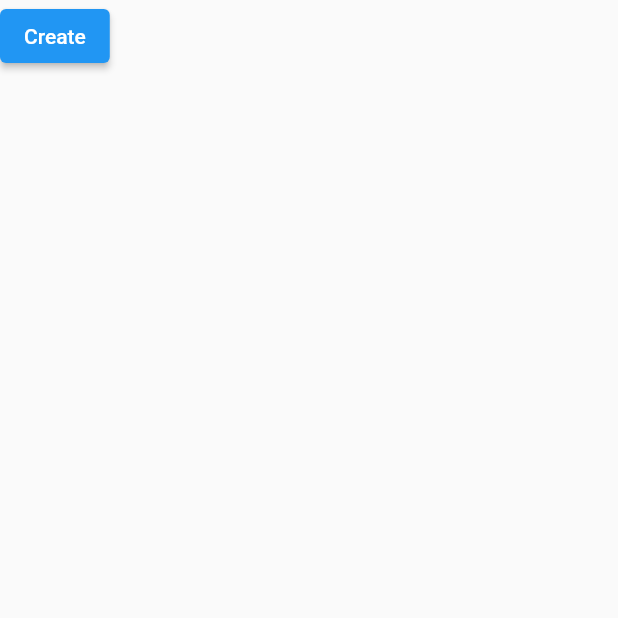
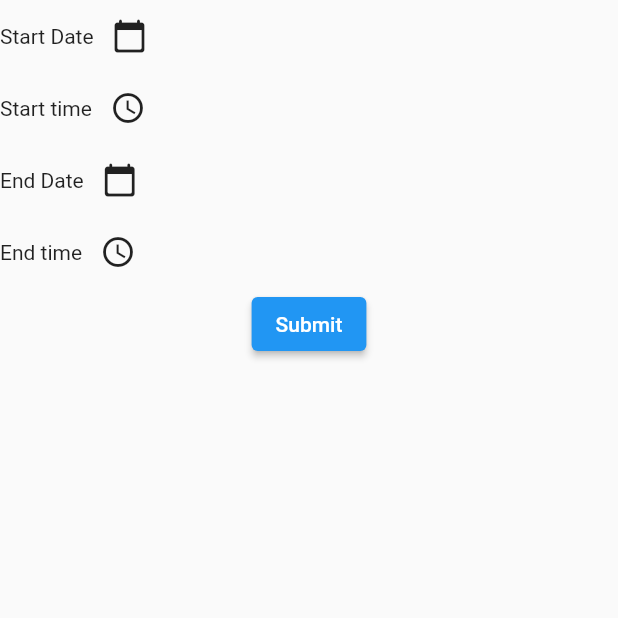
Before and after one commit to Akanksha-Pant/Connect, a Flutter app: the BookInterview screen opened directly, on a phone screen of 412 x 824 dp, the top half of it. Run offline on Flutter 3.47's test engine with Material 2 defaults, Android fonts, the light colour scheme and no system bars; our stand-ins replace cloud_firestore, firebase_core; accounts and stored records are empty.

Commit message:
Added the UI for the interview slot booking screen

```diff
--- a/connect_app/lib/Screens/BookInterviewScreen.dart
+++ b/connect_app/lib/Screens/BookInterviewScreen.dart
@@ -8,12 +8,108 @@ class BookInterview extends StatefulWidget {
 
 class _BookInterviewState extends State<BookInterview> {
   @override
+  DateTime startDateTime;
+  DateTime endDateTime;
+  DateTime startDate;
+  DateTime endDate;
+  TimeOfDay startTime;
+  TimeOfDay endTime;
+
+  void getDatePicker(bool isStart){
+    showDatePicker(
+        context: context,
+        initialDate: DateTime.now(),
+        firstDate: DateTime.now(),
+        lastDate: DateTime(2022)).then((date) {
+      setState(() {
+        if(isStart){
+          startDate = date;
+        }
+        else{
+          endDate = date;
+        }
+        print(date);
+      });
+    } );
+  }
+
+  void getTimePicker(bool isStart){
+    showTimePicker(context: context,initialTime: TimeOfDay.now()).then((time) {
+      setState(() {
+        if(isStart){
+          startTime = time;
+        }
+        else{
+          endTime = time;
+        }
+
+      });
+    });
+  }
+
+  void submit(DateTime startdate, DateTime endDate , TimeOfDay startTime, TimeOfDay endTime){
+    setState(() {
+      startDateTime = new DateTime(startdate.year, startdate.month, startdate.day, startTime.hour, startTime.minute);
+      endDateTime = new DateTime(endDate.year, endDate.month, endDate.day, endTime.hour, endTime.minute);
+    });
+    if(startDateTime.isAfter(endDateTime)){
+      showDialog(context: context, builder: (ctx) => AlertDialog(
+        title: Text("Oops"),
+        content: Text("Hey your start time and date should be before your end time and date"),
+        actions: <Widget>[
+          ElevatedButton(
+            onPressed: () {
+              Navigator.of(ctx).pop();
+            },
+            child: Text("okay"),
+          ),
+        ],
+      ));
+
+    }
+    print(startDateTime);
+    print(endDateTime);
+  }
   Widget build(BuildContext context) {
     return Scaffold(
       body:  SingleChildScrollView(
         child: Column(
           children: [
-            ElevatedButton(onPressed: (){}, child: Container(child:  Text("Create"),))
+            Row(
+              children: [
+                Container(child:  Text("Start Date"),),
+                Container(child:  Container(child: Text( startDate == null ? "" : startDate.toString(),),),),
+                IconButton(onPressed: (){
+                  getDatePicker(true);
+                }, icon: Icon(Icons.calendar_today_rounded))
+              ],
+            ),
+            Row(
+              children: [
+                Container(child:  Text("Start time"),),
+                Container(child:  Container(child : Text(startTime == null ? "" : startTime.toString())),),
+                IconButton(onPressed: (){getTimePicker(true);}, icon: Icon(Icons.access_time_outlined))
+              ],
+            ),
+            Row(
+              children: [
+                Container(child:  Text("End Date"),),
+                Container(child:  Container(
+                    child: Text( endDate == null ? "" : endDate.toString(),)
+                ),),
+                IconButton(onPressed: (){getDatePicker(false);}, icon: Icon(Icons.calendar_today_rounded))
+              ],
+            ),
+            Row(
+              children: [
+                Container(child:  Text("End time"),),
+                Container(child:  Container(child : Text(endTime == null ? "" : endTime.toString())),),
+                IconButton(onPressed: (){getTimePicker(false);}, icon: Icon(Icons.access_time_outlined))
+              ],
+            ),
+            ElevatedButton(onPressed: (){
+              submit(startDate, endDate, startTime, endTime);
+            }, child: Text("Submit"))
           ],
         ),
       ),
```
Also changed, not shown: connect_app/lib/main.dart (+7 -3 lines).
